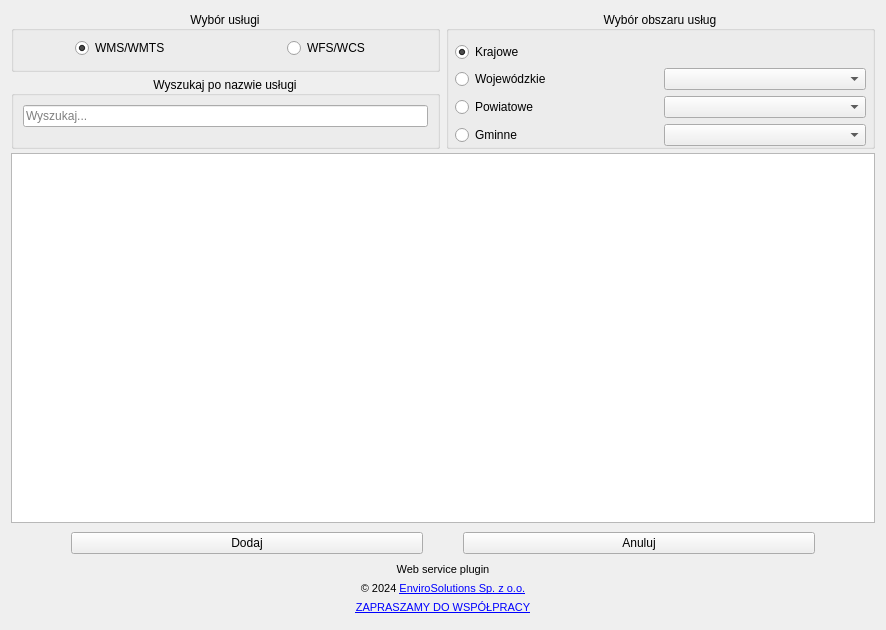
envirosolutionspl/integrator_uslug_danych_przestrzennych, file web_service_plugin_dialog_base.ui: the form before one commit.
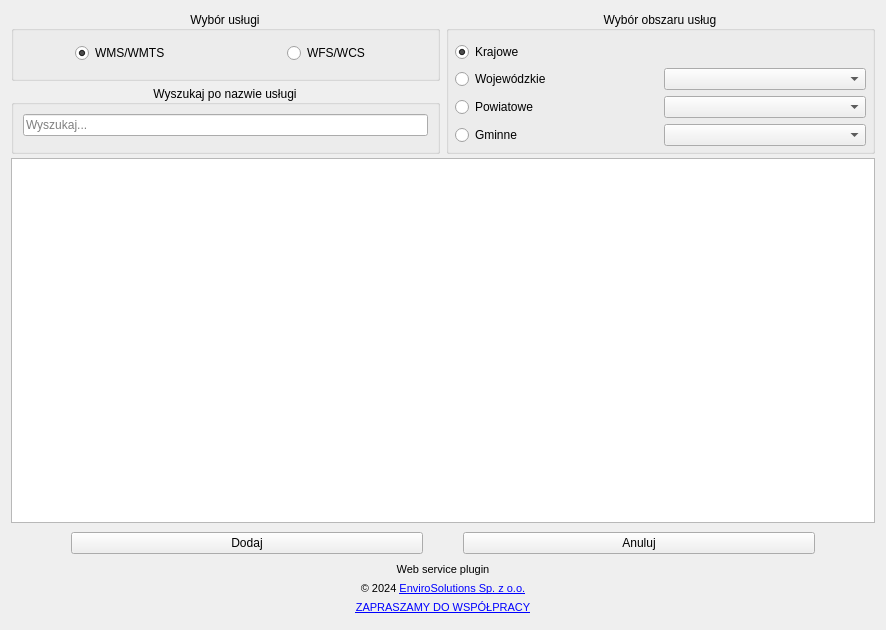
The form after the commit. Icons and pictures are not drawn.

Commit message: Dodanie odsunięcia od góry tabeli

What changed in the file:
```diff
--- a/web_service_plugin_dialog_base.ui
+++ b/web_service_plugin_dialog_base.ui
@@ -145,6 +145,19 @@
         </item>
        </layout>
       </item>
+      <item row="1" column="1">
+       <spacer name="verticalSpacer_2">
+        <property name="orientation">
+         <enum>Qt::Vertical</enum>
+        </property>
+        <property name="sizeHint" stdset="0">
+         <size>
+          <width>20</width>
+          <height>5</height>
+         </size>
+        </property>
+       </spacer>
+      </item>
      </layout>
     </widget>
    </item>
@@ -476,7 +489,7 @@
         <property name="sizeHint" stdset="0">
          <size>
           <width>20</width>
-          <height>10</height>
+          <height>5</height>
          </size>
         </property>
        </spacer>
```
